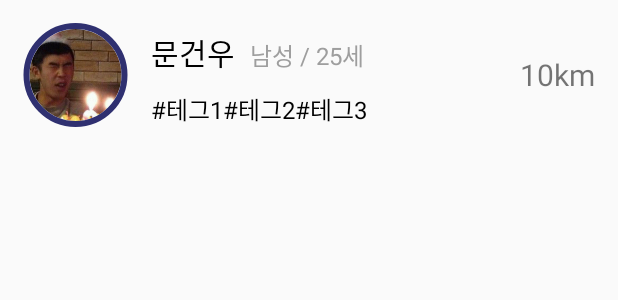
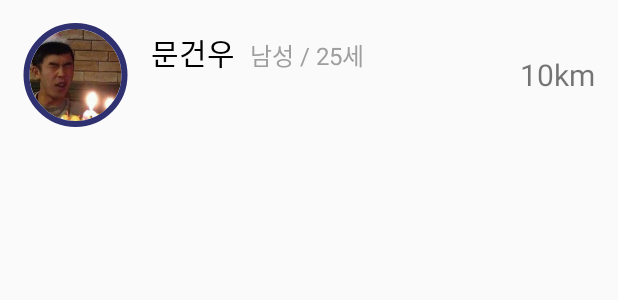
Before and after one commit to AcceptedJWPark/TalentPlanet_Renewal2, an Android app: the layout list_talent_user.xml on its own in the app's theme, with its tools: preview values and no code run, on a phone screen of 412 x 824 dp. Shown: the top 300 px of the screen. Run offline under Robolectric (Android 15) with nearby library versions, the light colour scheme and no system bars; plain views replace CircularImageView; network calls fail.

Commit message:
Talent List 및 검색 로직 추가

```diff
--- a/app/src/main/res/layout/list_talent_user.xml
+++ b/app/src/main/res/layout/list_talent_user.xml
@@ -71,29 +71,11 @@
                     android:layout_weight="1"
                     android:layout_height="wrap_content"
                     android:gravity="left"
-                    android:text="#테그1"
+                    android:text=""
+                    android:ellipsize="end"
                     android:textColor="@color/bgr"
                     android:textSize="16dp" />
 
-                <TextView
-                    android:id="@+id/tv_talentTag_2"
-                    android:layout_width="0dp"
-                    android:layout_weight="1"
-                    android:layout_height="wrap_content"
-                    android:gravity="left"
-                    android:text="#테그2"
-                    android:textColor="@color/bgr"
-                    android:textSize="16dp" />
-
-                <TextView
-                    android:id="@+id/tv_talentTag_3"
-                    android:layout_width="0dp"
-                    android:layout_weight="1"
-                    android:layout_height="wrap_content"
-                    android:gravity="left"
-                    android:text="#테그3"
-                    android:textColor="@color/bgr"
-                    android:textSize="16dp" />
             </LinearLayout>
 
         </LinearLayout>
--- /dev/null
+++ b/app/src/main/res/xml/file_path.xml
@@ -0,0 +1,4 @@
+<?xml version="1.0" encoding="utf-8"?>
+<paths xmlns:android = "http://schemas.android.com/apk/res/android">
+    <external-path name="hidden" path="path"/>
+</paths>
```
Also changed, not shown: app/src/main/AndroidManifest.xml (+10 -0 lines), app/src/main/java/accepted/talentplanet_renewal2/Home/MainActivity.java (+18 -0 lines), app/src/main/java/accepted/talentplanet_renewal2/TalentList/ListAdapter_TalentList.java (+16 -16 lines), app/src/main/java/accepted/talentplanet_renewal2/TalentList/MainActivity_TalentList.java (+79 -3 lines), app/src/main/java/accepted/talentplanet_renewal2/TalentList/UserData_TalentList.java (+9 -1 lines), app/src/main/res/layout/activity_home.xml (+13 -2 lines).
